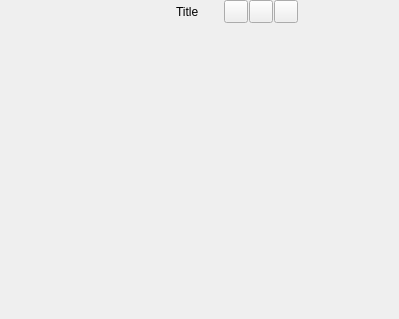
Old version of the form Koo/ui/paned.ui in the repository xrg/openerp-client-kde.
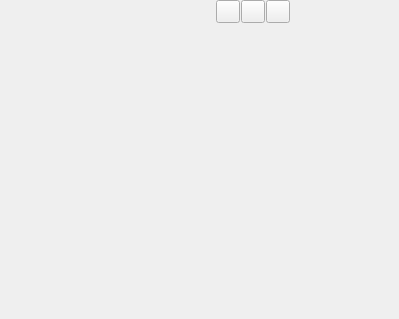
New version of the form. Icons and pictures are not drawn.

Commit message: Remove title text in paned.ui so it doesn't appear in dashboards while they're loading.

Diff of the .ui file:
```diff
--- a/Koo/ui/paned.ui
+++ b/Koo/ui/paned.ui
@@ -46,7 +46,7 @@
      <item>
       <widget class="QLabel" name="uiTitle" >
        <property name="text" >
-        <string>Title</string>
+        <string/>
        </property>
       </widget>
      </item>
```
Left out of the diff: 9 changed lines with no effect on the pictures.
